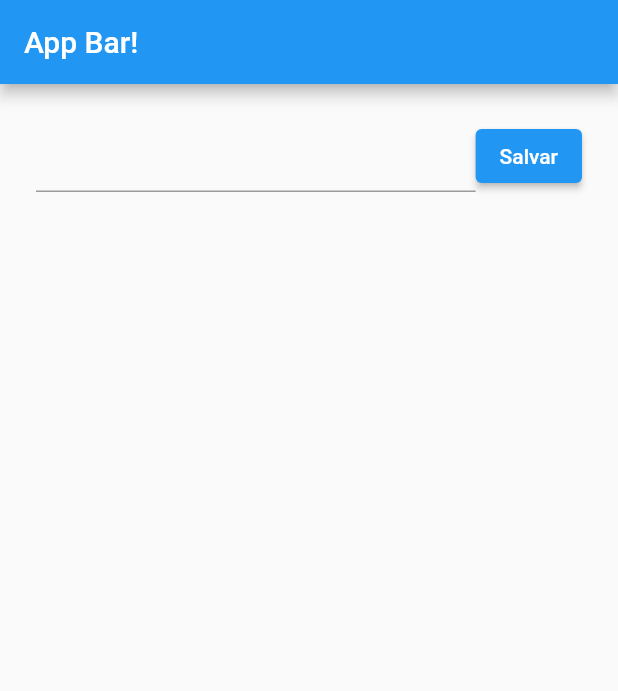
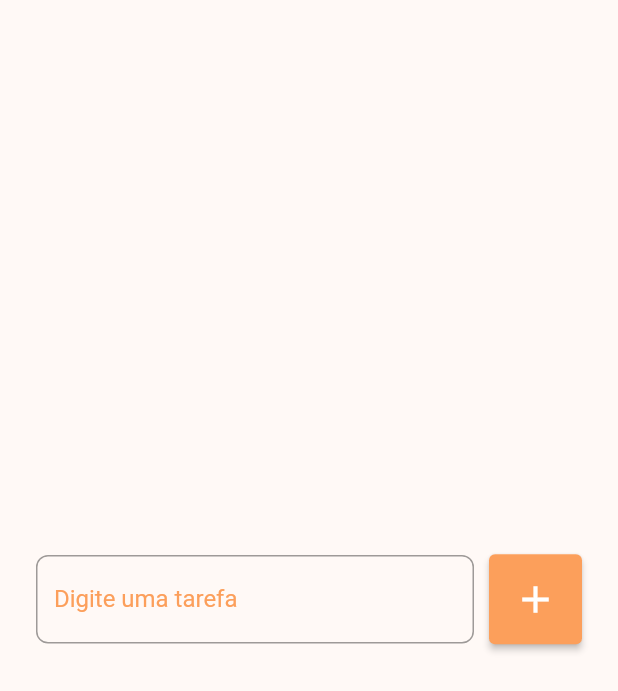
Before and after one commit to amdrejr/flutter_lista_tarefas_simples, a Flutter app: the screen it shows after launch, on a phone screen of 412 x 824 dp. Shown: the top 691 px of the screen. Run offline on Flutter 3.47's test engine with Material 2 defaults, Android fonts, the phone set to English and light mode, and no system bars.

Commit message:
Design finalizado

```diff
--- /dev/null
+++ b/lib/app_design.dart
@@ -0,0 +1,36 @@
+import 'package:flutter/material.dart';
+
+import 'tela.dart';
+
+class AppColor {
+  static const Color primary = Color(0xFFfc9f5b);
+  static const Color secondary = Color(0xFFfbd1a2);
+  static const Color backgroundAppColor = Color(0xFFFFF9F6);
+  static const Color backgroundColor = Color(0xFFFFD9CB);
+  static const Color foregroundColor = Color(0xFF7DFFB6);
+  static const Color greenColor = Color(0xFF33CA7F);
+}
+
+ButtonStyle appButtonStyle({largura, cor}) {
+  double? largura;
+  Color? cor;
+  return ButtonStyle(
+    backgroundColor: MaterialStateProperty.all(AppColor.primary),
+    foregroundColor: MaterialStateProperty.all(cor),
+    minimumSize: MaterialStateProperty.all(Size(30, largura ?? 60)),
+  );
+}
+
+InputDecoration inputDecorat() {
+  return InputDecoration(
+    errorText: errorText,
+    border: const OutlineInputBorder(
+      borderSide: BorderSide(color: AppColor.primary, width: 1.3),
+      borderRadius: BorderRadius.all(Radius.circular(8.0)),
+    ),
+    label: const Text('Digite uma tarefa'),
+    labelStyle: const TextStyle(color: AppColor.primary),
+    focusedBorder: const OutlineInputBorder(
+        borderSide: BorderSide(color: AppColor.primary, width: 1.3)),
+  );
+}
--- a/lib/main.dart
+++ b/lib/main.dart
@@ -1,10 +1,13 @@
 import 'package:flutter/material.dart';
 import '/tela.dart';
+import 'app_design.dart';
 
 void main() {
-  runApp(const MaterialApp(
-    home: MyApp(),
-  ));
+  runApp(
+    const MaterialApp(
+      home: MyApp(),
+    ),
+  );
 }
 
 class MyApp extends StatefulWidget {
@@ -17,11 +20,11 @@ class MyApp extends StatefulWidget {
 class _MyAppState extends State<MyApp> {
   @override
   Widget build(BuildContext context) {
-    return Scaffold(
-      appBar: AppBar(
-        title: const Text('App Bar!'),
+    return const SafeArea(
+      child: Scaffold(
+        backgroundColor: AppColor.backgroundAppColor,
+        body: TelaInicial(),
       ),
-      body: const TelaInicial(),
     );
   }
 }
--- a/lib/tela.dart
+++ b/lib/tela.dart
@@ -1,5 +1,9 @@
 import 'package:flutter/material.dart';
 import 'package:intl/intl.dart';
+
+import 'app_design.dart';
+
+String? errorText;
 
 class TelaInicial extends StatefulWidget {
   const TelaInicial({Key? key}) : super(key: key);
@@ -45,51 +49,88 @@ class _TelaInicialState extends State<TelaInicial> {
   late DateTime agora;
   TextEditingController textController = TextEditingController();
 
-  int index = 0;
-
   @override
   Widget build(BuildContext context) {
     return Padding(
       padding: const EdgeInsets.all(24.0),
       child: Column(
+        mainAxisAlignment: MainAxisAlignment.center,
         children: [
           Row(
             children: [
               Expanded(
                 child: TextField(
+                  decoration: inputDecorat(),
                   controller: textController,
-              )),
+                ),
+              ),
+              const SizedBox(width: 10),
               ElevatedButton(
+                style: appButtonStyle(),
                 onPressed: () {
                   if (textController.text.isNotEmpty) {
-                    setState(() {
+                    setState(
+                      () {
+                        errorText = null;
                         agora = DateTime.now();
-                      lista.add({
+                        lista.add(
+                          {
                             'title': textController.text,
-                        'date': DateFormat('dd/MM/yyyy - kk:mm').format(agora),
+                            'date':
+                                DateFormat('dd/MM/yyyy - kk:mm').format(agora),
                             'ok': false,
-                      });
-                      index++;
-                    });
+                          },
+                        );
+                      },
+                    );
                     textController.clear();
+                  } else {
+                    setState(
+                      () {
+                        errorText = 'Digite para adicionar!';
+                      },
+                    );
                   }
                 },
-                child: const Text('Salvar'),
+                child: const Icon(Icons.add_outlined, size: 30),
               )
             ],
           ),
           const SizedBox(height: 25),
-          Expanded(
+          Flexible(
             child: RefreshIndicator(
               onRefresh: _refresh,
+              child: Container(
+                padding: lista.isNotEmpty ? const EdgeInsets.all(8) : null,
+                decoration: BoxDecoration(
+                  gradient: const RadialGradient(
+                    tileMode: TileMode.mirror,
+                    colors: [
+                      AppColor.backgroundAppColor,
+                      Colors.white,
+                      AppColor.backgroundAppColor,
+                      AppColor.backgroundColor,
+                      AppColor.backgroundAppColor,
+                    ],
+                  ),
+                  borderRadius: BorderRadius.circular(6),
+                  border: lista.isNotEmpty
+                      ? Border.all(color: AppColor.primary, width: 1.2)
+                      : null,
+                ),
                 child: ListView.builder(
+                  shrinkWrap: true,
                   itemCount: lista.length,
                   itemBuilder: listItemCreate,
                 ),
               ),
             ),
+          ),
           lista.isNotEmpty
-              ? ElevatedButton(
+              ? TextButton(
+                  style: ButtonStyle(
+                      foregroundColor:
+                          MaterialStateProperty.all(AppColor.primary)),
                   onPressed: () {
                     showDialog(
                         context: context,
@@ -97,13 +138,17 @@ class _TelaInicialState extends State<TelaInicial> {
                           return AlertDialog(
                             title: const Text('Limpar Lista'),
                             content: const Text(
-                                'Deseja excluir todos itens da lista? Essa ação é irreversível.'),
+                                'Deseja excluir todos itens da lista? Esta ação é irreversível.'),
                             actions: [
                               TextButton(
                                 onPressed: () {
                                   Navigator.pop(context); // Apagar Alert
                                 },
-                                  child: Text('Cancelar')),
+                                child: const Text(
+                                  'Cancelar',
+                                  style: TextStyle(color: AppColor.primary),
+                                ),
+                              ),
                               TextButton(
                                 onPressed: () {
                                   Navigator.pop(context);
@@ -111,13 +156,18 @@ class _TelaInicialState extends State<TelaInicial> {
                                     lista.clear();
                                   });
                                 },
-                                  child: Text('Confirmar')),
+                                child: const Text(
+                                  'Confirmar',
+                                  style: TextStyle(color: AppColor.primary),
+                                ),
+                              )
                             ],
                             elevation: 24,
                           );
                         });
                   },
-                  child: const Text('Limpar tudo'),
+                  child:
+                      const Text('Limpar tudo', style: TextStyle(fontSize: 16)),
                 )
               : Container(),
         ],
@@ -128,7 +178,7 @@ class _TelaInicialState extends State<TelaInicial> {
   Widget listItemCreate(context, index) {
     return Padding(
       key: Key(DateTime.now().microsecond.toString()),
-      padding: const EdgeInsets.all(10),
+      padding: const EdgeInsets.only(top: 8, bottom: 8, left: 8, right: 8),
       child: Dismissible(
         key: const Key('oioioi'),
         direction: DismissDirection.endToStart,
@@ -174,6 +224,7 @@ class _TelaInicialState extends State<TelaInicial> {
                     'Tarefa ${_lastRemoved['title']} removida com sucesso!'),
                 action: SnackBarAction(
                   label: 'Desfazer',
+                  textColor: AppColor.primary,
                   onPressed: () {
                     setState(() {
                       lista.insert(_lastRemovedPosition, _lastRemoved);
@@ -215,7 +266,7 @@ class _TelaInicialState extends State<TelaInicial> {
             ),
           ),
           Checkbox(
-            checkColor: Colors.white,
+            activeColor: Colors.green,
             value: lista[index]['ok'],
             onChanged: (bool? value) {
               setState(() {
@@ -223,8 +274,7 @@ class _TelaInicialState extends State<TelaInicial> {
               });
             },
           ),
-          Icon(Icons.arrow_back_ios,
-              color: ButtonTheme.of(context).colorScheme!.primary)
+          const Icon(Icons.arrow_back_ios, color: AppColor.primary)
         ],
       ),
     );
```
Lines whose indentation alone changed are shown as unchanged.
